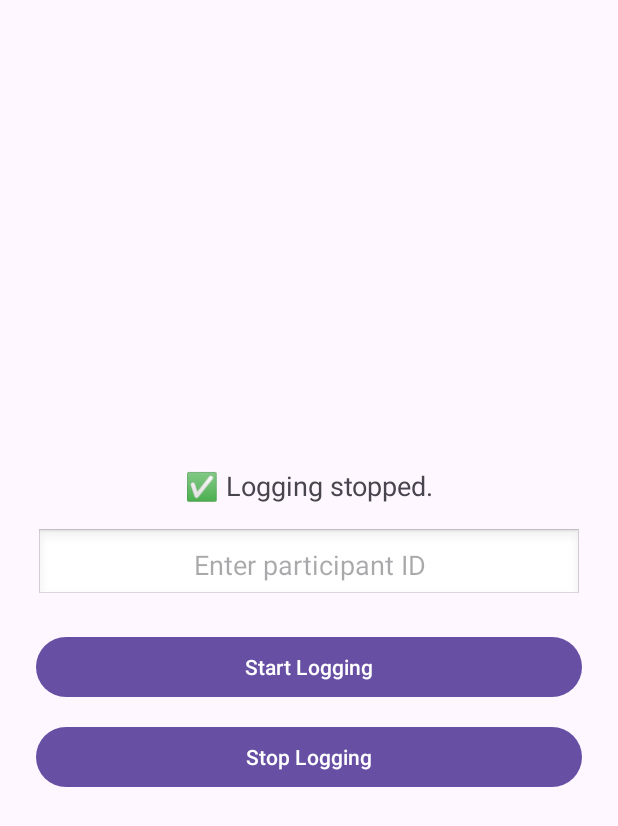
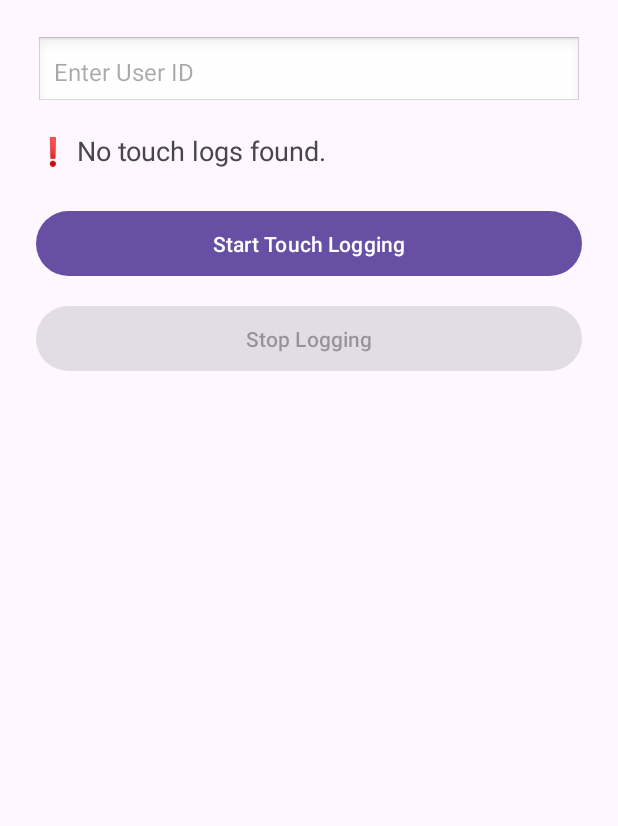
Before and after one commit to MarekBs/DP_25, an Android app: the screen it shows after launch (MainActivity), after a tap on "Stop Logging", on a phone screen of 412 x 824 dp. Shown: the top 826 px of the screen. Run offline under Robolectric (Android 15) with nearby library versions, the phone set to English and light mode, and no system bars; our stand-ins replace Firebase (no records; nobody signed in at launch, a user with empty details on screens opened directly); libraries missing offline, so code that uses them is left out: com.behametrics.logger; 1 statement that could not run was skipped; 1 other tap on this screen came first.

Commit message:
behametrics added logger touch and sensors

```diff
--- a/app/build.gradle.kts
+++ b/app/build.gradle.kts
@@ -34,7 +34,11 @@
     kotlinOptions {
         jvmTarget = "11"
     }
+
+
+
 }
+
 
 dependencies {
 
--- /dev/null
+++ b/app/src/main/java/com/example/dp_app/fragments/BehametricsTouchFragment.kt
@@ -0,0 +1,116 @@
+package com.example.dp_app
+
+import android.os.Bundle
+import android.view.LayoutInflater
+import android.view.View
+import android.view.ViewGroup
+import android.widget.Button
+import android.widget.EditText
+import android.widget.TextView
+import androidx.fragment.app.Fragment
+import androidx.fragment.app.viewModels
+import com.google.firebase.storage.FirebaseStorage
+import android.net.Uri
+import java.io.File
+
+class BehametricsTouchFragment : Fragment() {
+
+    private val viewModel: BehametricsViewModel by viewModels()
+
+    private lateinit var statusText: TextView
+    private lateinit var startButton: Button
+    private lateinit var stopButton: Button
+    private lateinit var idInput: EditText
+
+    override fun onCreateView(
+        inflater: LayoutInflater,
+        container: ViewGroup?,
+        savedInstanceState: Bundle?
+    ): View {
+
+        val view = inflater.inflate(R.layout.fragment_touch, container, false)
+
+        statusText = view.findViewById(R.id.status_text)
+        startButton = view.findViewById(R.id.start_button)
+        stopButton = view.findViewById(R.id.stop_button)
+        idInput = view.findViewById(R.id.idInput)
+
+        viewModel.init(requireContext())
+
+        viewModel.status.observe(viewLifecycleOwner) {
+            statusText.text = it
+        }
+
+        viewModel.isLogging.observe(viewLifecycleOwner) { logging ->
+            startButton.isEnabled = !logging
+            stopButton.isEnabled = logging
+        }
+
+        startButton.setOnClickListener {
+            viewModel.startLogging(requireActivity())
+        }
+
+        stopButton.setOnClickListener {
+            viewModel.stopLogging(requireActivity())
+            uploadTouchLogs()
+        }
+
+        return view
+    }
+
+    /**
+     * Upload ONLY touch logs ("touch" in filename)
+     */
+    private fun uploadTouchLogs() {
+        val logDir = File(requireContext().filesDir, "logs")
+        val id = idInput.text.toString()
+
+        if (!logDir.exists()) {
+            statusText.text = "❗ Logs folder not found."
+            return
+        }
+
+        // filter only touch logs
+        val files = logDir.listFiles()
+            ?.filter { it.name.contains("touch", ignoreCase = true) }
+            ?: emptyList()
+
+        if (files.isEmpty()) {
+            statusText.text = "❗ No touch logs found."
+            return
+        }
+
+        statusText.text = "⬆ Uploading touch logs..."
+
+        var uploaded = 0
+        val total = files.size
+
+        for (file in files) {
+            uploadToFirebaseTouch(file, id) {
+                uploaded++
+                if (uploaded == total) {
+                    statusText.text = "✅ Touch logs uploaded"
+                }
+            }
+        }
+    }
+
+    /**
+     * Upload a touch log file → to touch_logs/
+     */
+    private fun uploadToFirebaseTouch(file: File, id: String, onFinish: () -> Unit) {
+        val storage = FirebaseStorage.getInstance()
+        val uri = Uri.fromFile(file)
+
+        val filename = "${id}_${file.name}"
+
+        val ref = storage.reference.child("touch_logs/$filename")
+
+        ref.putFile(uri)
+            .addOnSuccessListener { onFinish() }
+            .addOnFailureListener {
+                statusText.text = "Upload failed: ${it.message}"
+                onFinish()
+            }
+    }
+}
--- a/app/src/main/java/com/example/dp_app/fragments/MainActivity.kt
+++ b/app/src/main/java/com/example/dp_app/fragments/MainActivity.kt
@@ -1,7 +1,10 @@
 package com.example.dp_app.fragments
+
 
 import android.os.Bundle
 import androidx.appcompat.app.AppCompatActivity
+import com.example.dp_app.BehametricsFragment
+import com.example.dp_app.BehametricsTouchFragment
 import com.example.dp_app.R
 import com.example.dp_app.SensorFragment
 import com.example.dp_app.SensorFragmentStorage
@@ -14,7 +17,7 @@
         // Načítame fragment do activity
         if (savedInstanceState == null) {
             supportFragmentManager.beginTransaction()
-                .replace(R.id.fragment_container, SensorFragment())
+                .replace(R.id.fragment_container, BehametricsTouchFragment())
                 .commit()
         }
     }
--- /dev/null
+++ b/app/src/main/java/com/example/dp_app/models/BehametricsViewModel.kt
@@ -0,0 +1,54 @@
+package com.example.dp_app
+
+import android.app.Activity
+import android.content.Context
+import androidx.lifecycle.LiveData
+import androidx.lifecycle.MutableLiveData
+import androidx.lifecycle.ViewModel
+import com.behametrics.logger.Logger
+import java.io.File
+
+class BehametricsViewModel : ViewModel() {
+
+    private val _status = MutableLiveData("Idle")
+    val status: LiveData<String> = _status
+
+    private val _isLogging = MutableLiveData(false)
+    val isLogging: LiveData<Boolean> = _isLogging
+
+    private lateinit var logDir: File
+
+    fun init(context: Context) {
+        // správny priečinok: /data/.../files/logs
+        logDir = File(context.filesDir, "logs")
+        if (!logDir.exists()) logDir.mkdirs()
+    }
+
+    fun startLogging(activity: Activity) {
+        try {
+            Logger.start(activity)
+            _isLogging.value = true
+            _status.value = "Logging started"
+        } catch (e: Exception) {
+            _status.value = "Error: ${e.message}"
+        }
+    }
+
+    fun stopLogging(activity: Activity) {
+        try {
+            Logger.stop(activity)
+            _isLogging.value = false
+            _status.value = "Logging stopped"
+        } catch (e: Exception) {
+            _status.value = "Error: ${e.message}"
+        }
+    }
+
+    fun getLogFiles(): List<File> {
+        return logDir.listFiles()?.toList() ?: emptyList()
+    }
+
+    fun setStatus(text: String) {
+        _status.value = text
+    }
+}
--- /dev/null
+++ b/app/src/main/res/layout/fragment_touch.xml
@@ -0,0 +1,47 @@
+<?xml version="1.0" encoding="utf-8"?>
+<LinearLayout
+    xmlns:android="http://schemas.android.com/apk/res/android"
+    android:orientation="vertical"
+    android:padding="24dp"
+    android:layout_width="match_parent"
+    android:layout_height="match_parent">
+
+    <!-- User / Session ID input -->
+    <EditText
+        android:id="@+id/idInput"
+        android:hint="Enter User ID"
+        android:layout_width="match_parent"
+        android:layout_height="wrap_content"
+        android:padding="12dp"
+        android:background="@android:drawable/edit_text"
+        android:textSize="16sp"/>
+
+    <!-- Status info -->
+    <TextView
+        android:id="@+id/status_text"
+        android:text="Idle"
+        android:paddingTop="16dp"
+        android:textSize="18sp"
+        android:layout_width="wrap_content"
+        android:layout_height="wrap_content" />
+
+    <!-- Start button -->
+    <Button
+        android:id="@+id/start_button"
+        android:text="Start Touch Logging"
+        android:layout_width="match_parent"
+        android:layout_height="wrap_content"
+        android:padding="12dp"
+        android:layout_marginTop="24dp" />
+
+    <!-- Stop button -->
+    <Button
+        android:id="@+id/stop_button"
+        android:text="Stop Logging"
+        android:enabled="false"
+        android:layout_width="match_parent"
+        android:layout_height="wrap_content"
+        android:padding="12dp"
+        android:layout_marginTop="12dp" />
+
+</LinearLayout>
```
Also changed, not shown: app/src/main/assets/config_sensors.properties (added, +7 -0 lines), app/src/main/assets/config_touch.properties (added, +7 -0 lines), app/src/main/java/com/example/dp_app/fragments/BehametricsFragment.kt (added, +115 -0 lines), app/src/main/res/layout/fragment_behametrics.xml (added, +47 -0 lines).
